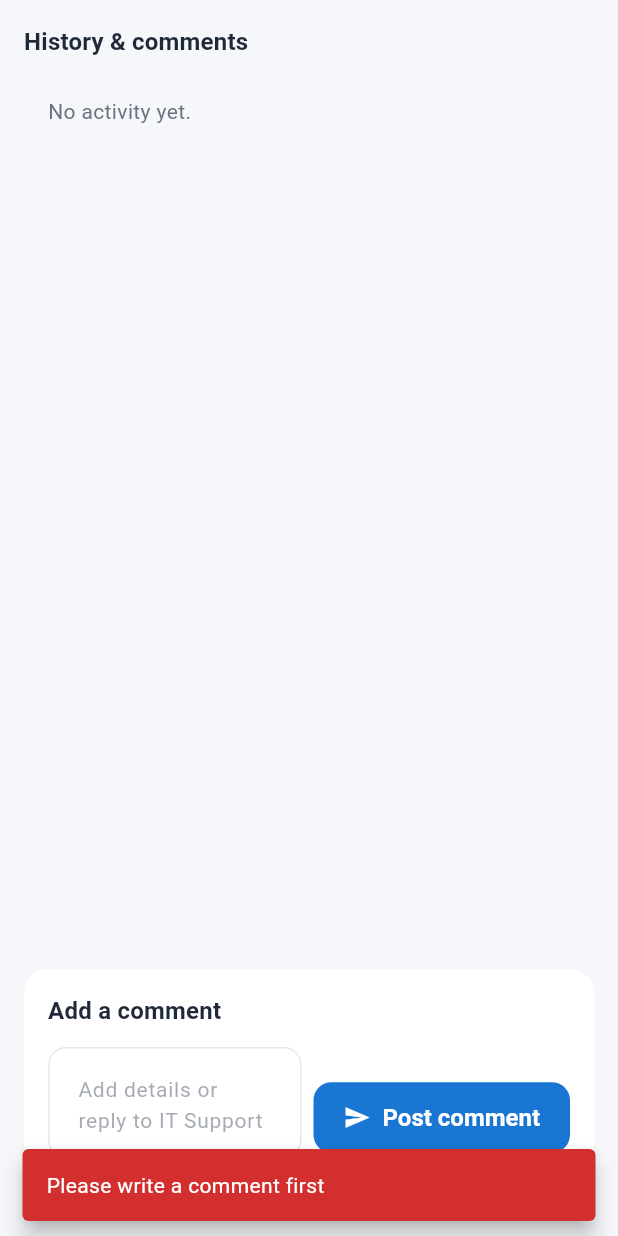
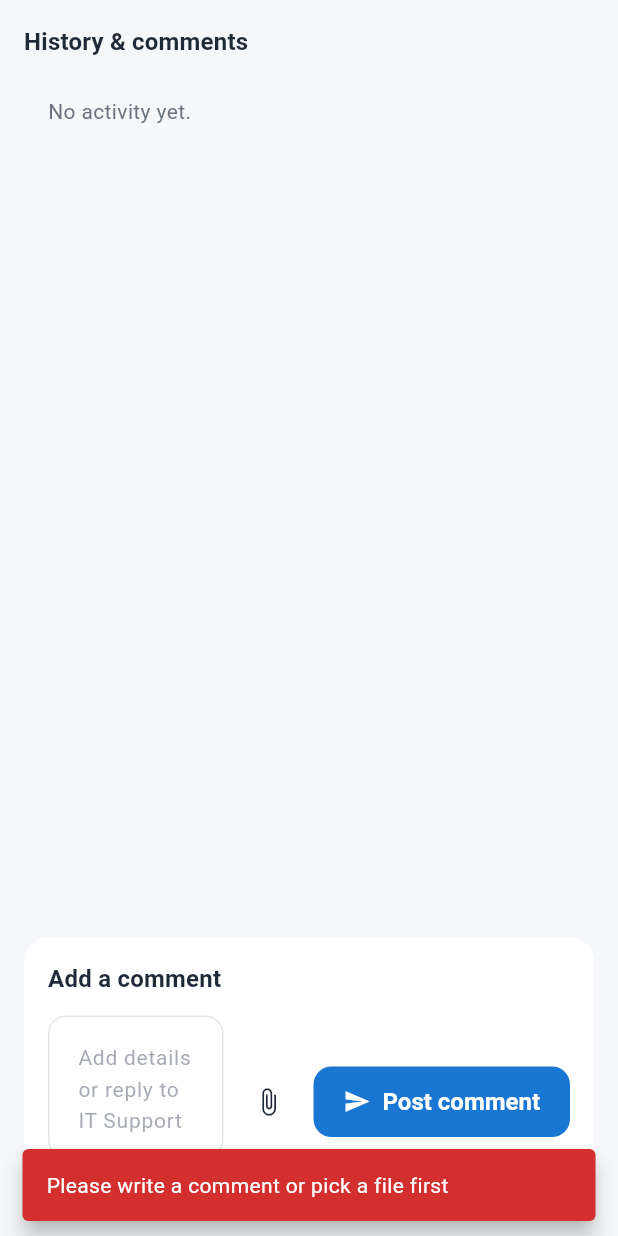
Before and after one commit to assyaref/itsr-radiant-group-duri, a Flutter app: the _CommentsTab widget shown alone on an empty page, opened directly with empty values, after a tap on "Post comment", on a phone screen of 412 x 824 dp. Run offline on Flutter 3.47's test engine with Material 3 defaults, Android fonts, the phone set to English and light mode, and no system bars; our stand-ins replace flutter_riverpod, go_router, supabase_flutter; missing offline and left inert: dart:html; accounts and stored records are empty; project files that could hold a hidden picture were left out.

Commit message:
feat: allow file attachment on comment (same Supabase Storage bucket as ticket creation)

```diff
--- a/lib/screens/ticket_detail_screen.dart
+++ b/lib/screens/ticket_detail_screen.dart
@@ -1,3 +1,5 @@
+import 'dart:typed_data';
+
 import 'package:flutter/material.dart';
 import 'package:flutter_riverpod/flutter_riverpod.dart';
 
@@ -473,6 +475,9 @@ class _CommentsTab extends ConsumerStatefulWidget {
 class _CommentsTabState extends ConsumerState<_CommentsTab> with _ActionRunner {
   final _text = TextEditingController();
   bool _internal = false;
+  String? _pickedFileName;
+  String? _pickedMimeType;
+  Uint8List? _pickedBytes;
 
   @override
   void dispose() {
@@ -482,13 +487,34 @@ class _CommentsTabState extends ConsumerState<_CommentsTab> with _ActionRunner {
 
   Future<void> _post() async {
     final content = _text.text.trim();
-    if (content.isEmpty) {
-      showSnack(context, 'Please write a comment first', error: true);
+    if (content.isEmpty && _pickedBytes == null) {
+      showSnack(context, 'Please write a comment or pick a file first', error: true);
       return;
     }
     await run(() async {
-      await ref.read(ticketActionsProvider).addComment(widget.detail.ticket.id, content, isInternal: _internal);
-      _text.clear();
+      // Upload attachment first if a file was picked (same bucket as ticket creation attachments).
+      if (_pickedBytes != null) {
+        await ref.read(attachmentActionsProvider).uploadAttachment(
+              ticketId: widget.detail.ticket.id,
+              fileName: _pickedFileName!,
+              mimeType: _pickedMimeType!,
+              bytes: _pickedBytes!,
+              uploadedBy: widget.user.id,
+            );
+        setState(() {
+          _pickedFileName = null;
+          _pickedMimeType = null;
+          _pickedBytes = null;
+        });
+      }
+      if (content.isNotEmpty) {
+        await ref.read(ticketActionsProvider).addComment(
+              widget.detail.ticket.id,
+              content,
+              isInternal: _internal,
+            );
+        _text.clear();
+      }
       setState(() => _internal = false);
     }, _internal ? 'Internal note added' : 'Comment posted');
   }
@@ -555,7 +581,23 @@ class _CommentsTabState extends ConsumerState<_CommentsTab> with _ActionRunner {
                           ),
                         ),
                       ),
-                      const SizedBox(width: 8),
+                      const SizedBox(width: 6),
+                      IconButton(
+                        key: const Key('pick_attachment_button'),
+                        onPressed: busy ? null : () async {
+                          final picked = await pickFile();
+                          if (picked != null) {
+                            setState(() {
+                              _pickedFileName = picked.$1;
+                              _pickedMimeType = picked.$2;
+                              _pickedBytes = picked.$3;
+                            });
+                          }
+                        },
+                        icon: const Icon(Icons.attach_file, size: 20),
+                        tooltip: 'Lampiran',
+                      ),
+                      const SizedBox(width: 6),
                       FilledButton.icon(
                         key: const Key('post_comment_button'),
                         onPressed: busy ? null : _post,
@@ -566,6 +608,32 @@ class _CommentsTabState extends ConsumerState<_CommentsTab> with _ActionRunner {
                       ),
                     ],
                   ),
+                  if (_pickedBytes != null)
+                    Padding(
+                      padding: const EdgeInsets.only(top: 8),
+                      child: Row(
+                        children: [
+                          const Icon(Icons.insert_drive_file, size: 16, color: AppTheme.primary),
+                          const SizedBox(width: 6),
+                          Expanded(
+                            child: Text(
+                              _pickedFileName!,
+                              style: const TextStyle(fontSize: 12, color: AppTheme.primary),
+                              overflow: TextOverflow.ellipsis,
+                            ),
+                          ),
+                          const SizedBox(width: 6),
+                          InkWell(
+                            onTap: () => setState(() {
+                              _pickedFileName = null;
+                              _pickedMimeType = null;
+                              _pickedBytes = null;
+                            }),
+                            child: const Icon(Icons.close, size: 18, color: AppTheme.primary),
+                          ),
+                        ],
+                      ),
+                    ),
                   if (staff)
                     CheckboxListTile(
                       contentPadding: EdgeInsets.zero,
```
